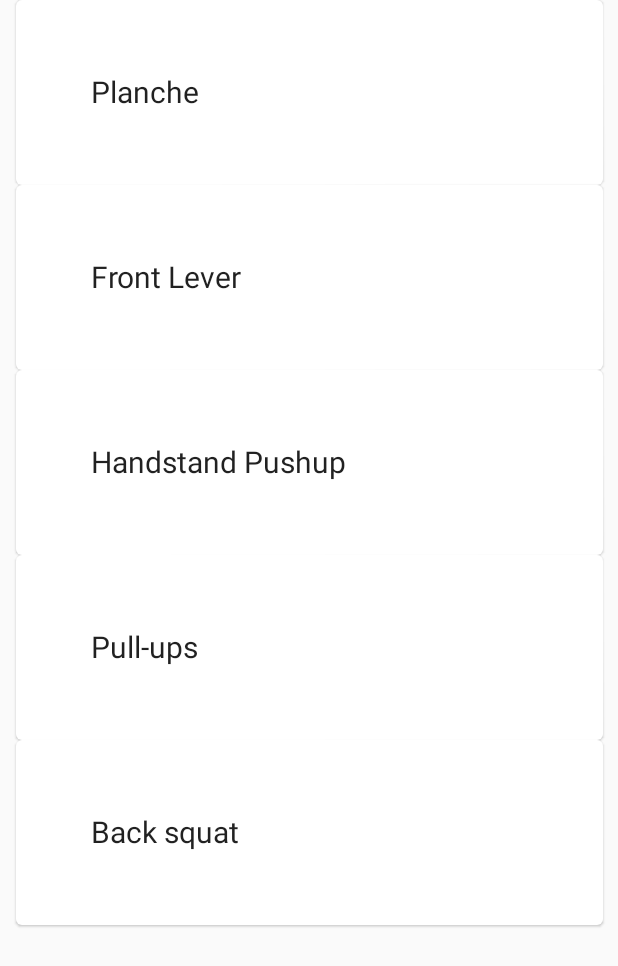
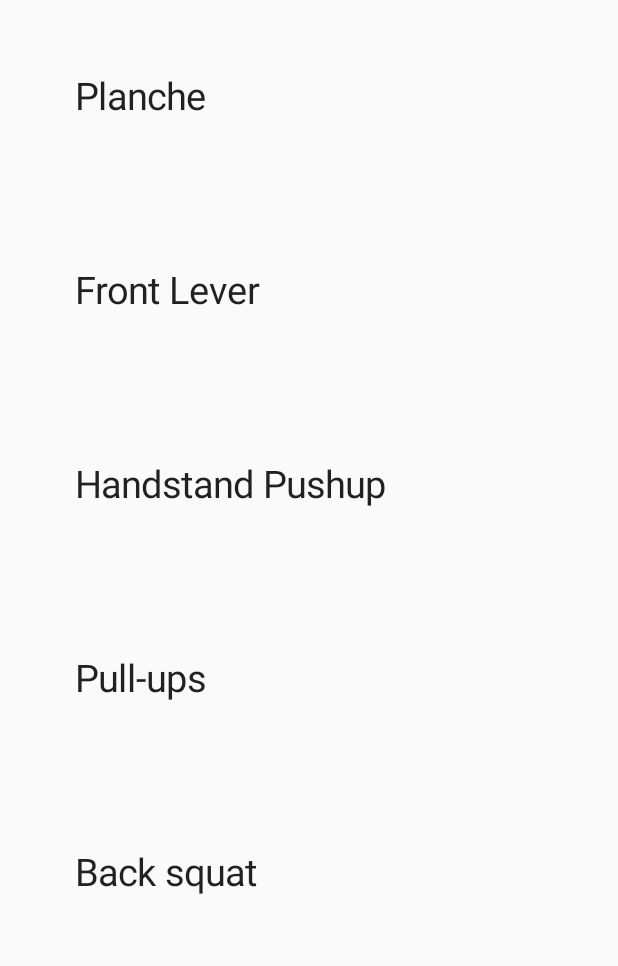
Before and after one commit to chizeks/StrengthTrackerApp, an Android app built with Jetpack Compose: the screen it shows after launch (MainActivity), after a tap on "selectionview", on a phone screen of 412 x 824 dp. Shown: the top 966 px of the screen. Run offline under Robolectric (Android 15) with nearby library versions, the phone set to English and light mode, and no system bars; our stand-ins replace Dagger/Hilt's generated code, Firebase (no records; nobody signed in at launch, a user with empty details on screens opened directly); libraries missing offline, so code that uses them is left out: com.himanshoe.kalendar; 1 statement that could not run was skipped.

Commit message:
Fixing list retrieval from firestore

```diff
--- a/app/src/main/java/com/company/strengthtracker/data/entities/exercise_data/main_categories/TypeDictionary.kt
+++ b/app/src/main/java/com/company/strengthtracker/data/entities/exercise_data/main_categories/TypeDictionary.kt
@@ -4,5 +4,5 @@ import com.company.strengthtracker.data.entities.exercise_data.exercise_definiti
 import java.util.*
 
 class TypeDictionary {
-    val typeDictionary = listOf<AllExercises>(Planche(), FrontLever(), HandstandPushup(), PullUps(), Squat())
+    val typeDictionary = mutableListOf<AllExercises>(Planche(), FrontLever(), HandstandPushup(), PullUps(), Squat())
 }
--- a/app/src/main/java/com/company/strengthtracker/presentation/template_day_screen/DayScreen.kt
+++ b/app/src/main/java/com/company/strengthtracker/presentation/template_day_screen/DayScreen.kt
@@ -60,8 +60,8 @@ fun DayScreen(
     //State reference
     val screenState by remember { viewModel.dayScreenState }
     //holds date on select from calendar and on open app.
-    var date: LocalDate by remember { mutableStateOf(LocalDate.now()) }
-
+    var dateString = remember { viewModel.date.value.toString() }
+    var date = remember {viewModel.dateIn}
     //holder for passing data back to UI from viewmodel
     var exerciseBundle = remember { viewModel.exerciseBundleMain }
 
@@ -83,11 +83,66 @@ fun DayScreen(
 
         when (screenState) {
             DayViewModel.DayScreenState.LAUNCH -> {
+                TopAppBar(viewModel = viewModel, dateString = dateString)
+
+//                Column(
+//                    modifier = Modifier.fillMaxWidth(),
+//                    verticalArrangement = Arrangement.SpaceEvenly,
+//                    horizontalAlignment = Alignment.CenterHorizontally
+//                ) {
+//                    exerciseBundle.forEachIndexed { index, element ->
+//                            ExpandableExerciseCard(
+//                                movement = element.get(0),
+//                                date = date,
+//                                exercises = exerciseBundle.get(index)
+//                            )
+//                    }
+//                }
+            }
+            DayViewModel.DayScreenState.LOADING -> {
+                Text(text = "Loading")
+            }
+            DayViewModel.DayScreenState.LOADED -> {
+
+                TopAppBar( viewModel = viewModel, dateString = dateString)
+
+                Column(
+                    modifier = Modifier.fillMaxWidth(),
+                    verticalArrangement = Arrangement.SpaceEvenly,
+                    horizontalAlignment = Alignment.CenterHorizontally
+                ) {
+                    exerciseBundle.forEachIndexed { index, element ->
+                        ExpandableExerciseCard(
+                            movement = element.get(0),
+                            date = date.value,
+                            exercises = exerciseBundle.get(index)
+                        )
+                    }
+
+
+                }
+            }
+            DayViewModel.DayScreenState.SELECT -> {
+                viewModel.filterTypeList()
+                SelectionColumn(exerciseList = typeList.value, viewModel = viewModel)
+            }
+
+        }
+    }
+}
+
+@OptIn(ExperimentalMaterialApi::class)
+@Composable
+fun TopAppBar(
+    viewModel:DayViewModel,
+    dateString:String
+){
+    var exState by remember { mutableStateOf(false) }
 
     AnimatedVisibility(visible = exState, enter = fadeIn(), exit = fadeOut()) {
 
         ExpandCalendar(updateDay = {
-                        date = it //date lambda
+            //date lambda
             viewModel.updateDate(it) //updating vm
         })
     }
@@ -97,16 +152,14 @@ fun DayScreen(
     Row(
         modifier = Modifier
             .padding(10.dp),
-                    horizontalArrangement = Arrangement.End,
+        horizontalArrangement = Arrangement.SpaceEvenly,
         verticalAlignment = Alignment.CenterVertically
-                ) {
-                    Row(
-                        modifier = Modifier.weight(2f)
     ) {
         //opens calendar
         IconButton(
             modifier = Modifier
-                                .alpha(ContentAlpha.medium),
+                .alpha(ContentAlpha.medium)
+                .weight(1f),
             onClick = {
                 exState = !exState
             }
@@ -116,11 +169,23 @@ fun DayScreen(
                 contentDescription = "switch to month view"
             )
         }
-                    }
+//        OutlinedTextField(
+//            value = dateString,
+//            modifier = Modifier.width(200.dp),
+//            onValueChange = {
+//
+//            },
+//
+//
+//            textStyle = TextStyle(textAlign = TextAlign.Center,
+//                fontSize = 20.sp),
+//        )
+        Text(dateString)
         //does nothing currently
         IconButton(
             modifier = Modifier
-                            .alpha(ContentAlpha.medium),
+                .alpha(ContentAlpha.medium)
+                .weight(1f),
             onClick = {
                 viewModel.openSelection()
             }
@@ -132,65 +197,7 @@ fun DayScreen(
 
         }
     }
-                Row(
-                    modifier = Modifier.fillMaxWidth(0.305f)
-                ) {
-                    OutlinedTextField(
-                        value = date.toString(),
-                        onValueChange = {/*Check for day data and load */
-                        },
-                        enabled = false,
-                    )
-                }
 
-
-                Button(onClick = {
-                    viewModel.getSetDataForDate()
-                }) {
-
-                }
-
-
-                Column(
-                    modifier = Modifier.fillMaxWidth(),
-                    verticalArrangement = Arrangement.SpaceEvenly,
-                    horizontalAlignment = Alignment.CenterHorizontally
-                ) {
-                    exerciseBundle.forEachIndexed { index, element ->
-                            ExpandableExerciseCard(
-                                movement = element.get(0),
-                                date = date,
-                                exercises = exerciseBundle.get(index)
-                            )
-                    }
-                }
-            }
-            DayViewModel.DayScreenState.LOADING -> {
-                Text(text = "Loading")
-            }
-            DayViewModel.DayScreenState.LOADED -> {
-//                Column(
-//                    modifier = Modifier.fillMaxWidth(),
-//                    verticalArrangement = Arrangement.SpaceEvenly,
-//                    horizontalAlignment = Alignment.CenterHorizontally
-//                ) {
-//                    exerciseBundle.forEachIndexed { index, element ->
-//                        ExpandableExerciseCard(
-//                            movement = element.get(0),
-//                            date = date,
-//                            exercises = exerciseBundle.get(index)
-//                        )
-//                    }
-//
-//
-//                }
-            }
-            DayViewModel.DayScreenState.SELECT -> {
-                SelectionColumn(exerciseList = typeList.value, viewModel = viewModel)
-            }
-
-        }
-    }
 }
 
 
@@ -216,18 +223,19 @@ fun SelectionColumn(
 fun SelectionCard(
     movement:AllExercises,
     viewModel: DayViewModel
-){
-
-    Card(modifier = Modifier.fillMaxWidth(0.95f),
-    onClick = {
+) {
+    Column(modifier = Modifier.fillMaxWidth()) {
+        Row(modifier = Modifier
+            .fillMaxWidth()
+            .clickable(true, onClick = {
                 viewModel.exerciseBundleMain.add(mutableStateListOf(movement))
                 viewModel.closeSelection()
-    }) {
-         Text(movement.name, fontSize = 20.sp, modifier = Modifier.padding(50.dp))
+            })
+        ) {
+            Text(movement.name, fontSize = 25.sp, modifier = Modifier.padding(50.dp))
         }
     }
-
-
+}
 
 //Will hold exercise title and relevant information as it is logged
 @ExperimentalMaterialApi
@@ -967,41 +975,3 @@ fun ExpandCalendar(
         }
     }
 }
-
-//@OptIn(ExperimentalMaterialApi::class)
-//@Composable
-//fun DropDownCustomItem(
-//    content: String,
-//
-//    ) {
-//    Card(
-//        modifier = Modifier.fillMaxWidth(0.95f),
-//        onClick = {}
-//    ) {
-//        Text(text = content)
-//    }
-//}
-
-@Composable
-fun ComposeDemo(
-) {
-    Column(
-
-    ) {
-
-    }
-    Row(
-
-    ) {
-
-    }
-    Card(
-
-    ) {
-
-    }
-    Box() {
-
-    }
-
-}
--- a/app/src/main/java/com/company/strengthtracker/presentation/template_day_screen/DayViewModel.kt
+++ b/app/src/main/java/com/company/strengthtracker/presentation/template_day_screen/DayViewModel.kt
@@ -24,6 +24,9 @@ import kotlinx.coroutines.flow.MutableStateFlow
 import kotlinx.coroutines.launch
 import java.lang.Exception
 import java.time.LocalDate
+import java.time.format.DateTimeFormatter
+import java.time.format.FormatStyle
+import java.util.*
 import javax.inject.Inject
 
 @RequiresApi(Build.VERSION_CODES.O)
@@ -46,6 +49,7 @@ class DayViewModel @Inject constructor(
     }
 
 
+
     //screenstate
     private val _dayScreenState = mutableStateOf(DayScreenState.LAUNCH)
 
@@ -63,12 +67,17 @@ class DayViewModel @Inject constructor(
 
     //date-default: current date
     private var _dateIn = mutableStateOf(LocalDate.now())
-    var dateIn = _dateIn
-    val date = dateIn.value.toString()
+    private val formatter:DateTimeFormatter = DateTimeFormatter.ofLocalizedDate(FormatStyle.SHORT)
+    val dateIn = _dateIn
+    var date = mutableStateOf( formatter.format(dateIn.value))
 
     fun updateDate(newValue: LocalDate) {
-        dateIn.value = newValue
-        Log.d(TAG, "Date is now: ${date}")
+        _dateIn.value = newValue
+        date = mutableStateOf(formatter.format(dateIn.value))
+        exerciseBundleMain.clear()
+        getSetDataForDate()
+        Log.d(TAG, "Date is now: ${_dateIn.value}")
+        Log.d(TAG, "Date is now: ${date.value}")
     }
 
     fun openSelection() {
@@ -76,19 +85,24 @@ class DayViewModel @Inject constructor(
     }
 
     fun closeSelection() {
-        _dayScreenState.value = DayScreenState.LAUNCH
+        if(exerciseBundleMain.size > 0)
+             dayScreenState.value = DayScreenState.LOADED
+    }
+
+    init {
+        getSetDataForDate()
     }
 
     suspend fun ultimateBruhHelper() {
         val docRef =
             db.collection("test").document(
-                date.toString()
-            ).collection(date.toString()).get()
+                dateIn.value.toString()
+            ).collection(dateIn.value.toString()).get()
                 .addOnSuccessListener { exercises ->
                     for (exercise in exercises) {
                         val docRef2 = db.collection("test")
-                            .document(date.toString())
-                            .collection(date.toString())
+                            .document(dateIn.value.toString())
+                            .collection(dateIn.value.toString())
                             .document(exercise.get("name").toString())
                             .collection(exercise.get("name").toString()).get()
                             .addOnSuccessListener { sets ->
@@ -108,7 +122,13 @@ class DayViewModel @Inject constructor(
                                         )
                                     )
                                 }
-                                exerciseBundleMain.add(setBundle)
+                                if(exerciseBundleMain.size == 1 && exerciseBundleMain.get(0).get(0).name == setBundle.get(0).name){
+                                    exerciseBundleMain.set(0, setBundle)
+                                }
+                                else {
+                                    exerciseBundleMain.add(setBundle)
+                                }
+
                             }
 
                     }
@@ -117,29 +137,61 @@ class DayViewModel @Inject constructor(
                 }
     }
 
+
     fun getSetDataForDate() {
         viewModelScope.launch { ->
-           // dayScreenState.value = DayScreenState.LOADING
+
+            dayScreenState.value = DayScreenState.LOADING
+
             ultimateBruhHelper()
-            if (exerciseBundleMain.size > 0) {
-                dayScreenState.value = DayScreenState.LAUNCH
-            }
+            dayScreenState.value = DayScreenState.LOADED
         }
+
     }
 
     fun addStaticsSet(
         movement: AllExercises
     ) {
+        val docData = hashMapOf(
+            "name" to movement.name
+        )
+        val docref = db.collection("test").document(dateIn.value.toString())
+            .collection(dateIn.value.toString()).document(movement.name).set(docData)
 
-        db.collection("test").document(date.toString()).collection(date.toString())
+        db.collection("test").document(dateIn.value.toString()).collection(dateIn.value.toString())
             .document(movement.name, ).collection(movement.name).add(movement)
             .addOnSuccessListener { documentReference ->
                 Log.d(
                     TAG,
                     "DocumentSnapshot added with ID: ${documentReference.id} and curdate is ${date}"
                 )
-//                getSetDataForDate()
+                getSetDataForDate()
             }
     }
 
+    fun filterTypeList(){
+        val fBundle = _exerciseBundleMain
+        var tempTypeList = _exerciseTypes.value
+
+        val indexList:MutableList<AllExercises> = mutableListOf()
+        Log.d(TAG,"Bruh---->" + tempTypeList.size.toString())
+        if(fBundle.size > 0){
+            for(i in 0..fBundle.size - 1){
+                var tempType = fBundle.get(i).get(0)
+                Log.d(TAG, "Check tempType" + tempType.name)
+                for(j in 0..tempTypeList.size - 1){
+                    Log.d(TAG, "check--->" + tempTypeList.get(j).name)
+                    if(tempType.name == tempTypeList.get(j).name){
+                       //tempTypeList.removeAt(j)
+                        indexList.add(tempTypeList.get(j))
+                    }
+                }
+            }
+            indexList.forEach { it ->
+                tempTypeList.remove(it)
+            }
+        }
+
+    }
+
 }
```
Lines whose indentation alone changed are shown as unchanged.
